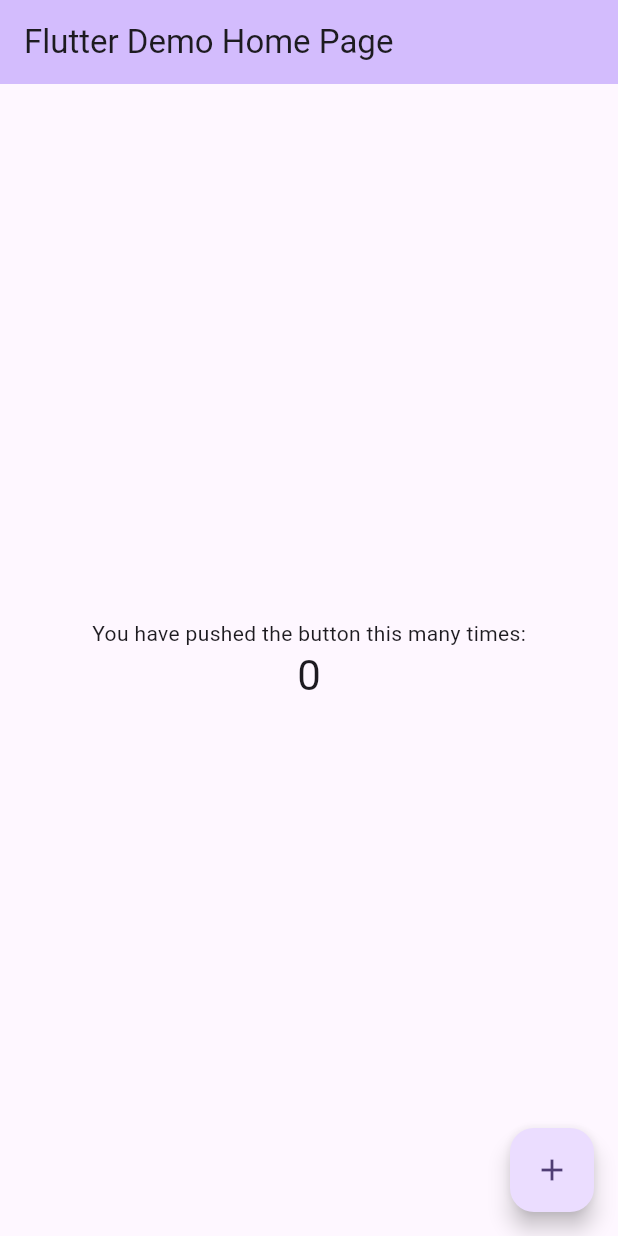
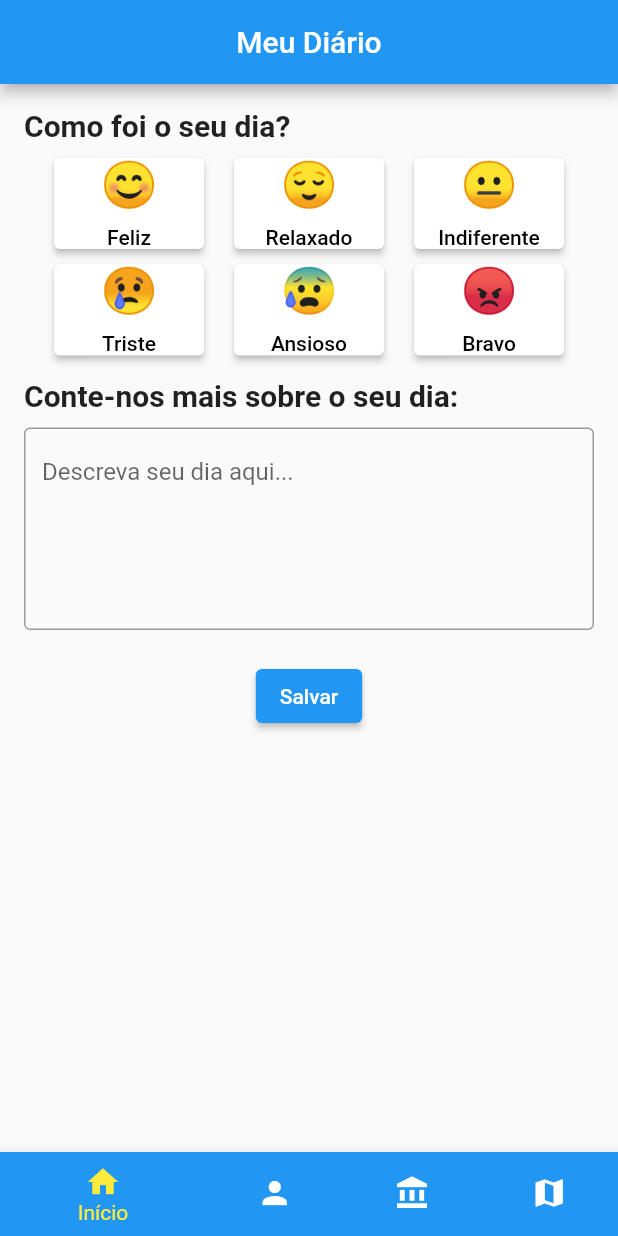
Before and after one commit to dhscosta/MoodMonitor, a Flutter app: the screen it shows after launch, on a phone screen of 412 x 824 dp. Run offline on Flutter 3.47's test engine with Material 2 defaults, Android fonts, the phone set to English and light mode, and no system bars.

Commit message:
tela_pessotti

```diff
--- a/lib/main.dart
+++ b/lib/main.dart
@@ -1,125 +1,149 @@
 import 'package:flutter/material.dart';
 
 void main() {
-  runApp(const MyApp());
+  runApp(DiaryApp());
 }
 
-class MyApp extends StatelessWidget {
-  const MyApp({super.key});
-
-  // This widget is the root of your application.
+class DiaryApp extends StatelessWidget {
   @override
   Widget build(BuildContext context) {
     return MaterialApp(
-      title: 'Flutter Demo',
-      theme: ThemeData(
-        // This is the theme of your application.
-        //
-        // TRY THIS: Try running your application with "flutter run". You'll see
-        // the application has a blue toolbar. Then, without quitting the app,
-        // try changing the seedColor in the colorScheme below to Colors.green
-        // and then invoke "hot reload" (save your changes or press the "hot
-        // reload" button in a Flutter-supported IDE, or press "r" if you used
-        // the command line to start the app).
-        //
-        // Notice that the counter didn't reset back to zero; the application
-        // state is not lost during the reload. To reset the state, use hot
-        // restart instead.
-        //
-        // This works for code too, not just values: Most code changes can be
-        // tested with just a hot reload.
-        colorScheme: ColorScheme.fromSeed(seedColor: Colors.deepPurple),
-        useMaterial3: true,
-      ),
-      home: const MyHomePage(title: 'Flutter Demo Home Page'),
+      home: DiaryScreen(),
     );
   }
 }
 
-class MyHomePage extends StatefulWidget {
-  const MyHomePage({super.key, required this.title});
-
-  // This widget is the home page of your application. It is stateful, meaning
-  // that it has a State object (defined below) that contains fields that affect
-  // how it looks.
-
-  // This class is the configuration for the state. It holds the values (in this
-  // case the title) provided by the parent (in this case the App widget) and
-  // used by the build method of the State. Fields in a Widget subclass are
-  // always marked "final".
-
-  final String title;
-
+class DiaryScreen extends StatefulWidget {
   @override
-  State<MyHomePage> createState() => _MyHomePageState();
+  _DiaryScreenState createState() => _DiaryScreenState();
 }
 
-class _MyHomePageState extends State<MyHomePage> {
-  int _counter = 0;
+class _DiaryScreenState extends State<DiaryScreen> {
+  String selectedCategory = "Muito Feliz";
+  String diaryEntry = "";
+  int _indiceAtual = 0;
 
-  void _incrementCounter() {
+  void _setCategory(String category) {
     setState(() {
-      // This call to setState tells the Flutter framework that something has
-      // changed in this State, which causes it to rerun the build method below
-      // so that the display can reflect the updated values. If we changed
-      // _counter without calling setState(), then the build method would not be
-      // called again, and so nothing would appear to happen.
-      _counter++;
+      selectedCategory = category;
     });
+  }
+
+  void _saveDiaryEntry() {
+    print("Categoria: $selectedCategory");
+    print("Diário: $diaryEntry");
   }
 
   @override
   Widget build(BuildContext context) {
-    // This method is rerun every time setState is called, for instance as done
-    // by the _incrementCounter method above.
-    //
-    // The Flutter framework has been optimized to make rerunning build methods
-    // fast, so that you can just rebuild anything that needs updating rather
-    // than having to individually change instances of widgets.
     return Scaffold(
       appBar: AppBar(
-        // TRY THIS: Try changing the color here to a specific color (to
-        // Colors.amber, perhaps?) and trigger a hot reload to see the AppBar
-        // change color while the other colors stay the same.
-        backgroundColor: Theme.of(context).colorScheme.inversePrimary,
-        // Here we take the value from the MyHomePage object that was created by
-        // the App.build method, and use it to set our appbar title.
-        title: Text(widget.title),
+        title: Text('Meu Diário'),
+        centerTitle: true,
       ),
-      body: Center(
-        // Center is a layout widget. It takes a single child and positions it
-        // in the middle of the parent.
+      body: Padding(
+        padding: const EdgeInsets.all(16.0),
         child: Column(
-          // Column is also a layout widget. It takes a list of children and
-          // arranges them vertically. By default, it sizes itself to fit its
-          // children horizontally, and tries to be as tall as its parent.
-          //
-          // Column has various properties to control how it sizes itself and
-          // how it positions its children. Here we use mainAxisAlignment to
-          // center the children vertically; the main axis here is the vertical
-          // axis because Columns are vertical (the cross axis would be
-          // horizontal).
-          //
-          // TRY THIS: Invoke "debug painting" (choose the "Toggle Debug Paint"
-          // action in the IDE, or press "p" in the console), to see the
-          // wireframe for each widget.
-          mainAxisAlignment: MainAxisAlignment.center,
-          children: <Widget>[
-            const Text(
-              'You have pushed the button this many times:',
+          crossAxisAlignment: CrossAxisAlignment.start,
+          children: [
+            Text(
+              'Como foi o seu dia?',
+              style: TextStyle(fontSize: 20, fontWeight: FontWeight.bold),
             ),
+            SizedBox(height: 10),
+            Row(
+              mainAxisAlignment: MainAxisAlignment.spaceEvenly,
+              children: [
+                buildCategoryButton("Feliz", "😊"),
+                buildCategoryButton("Relaxado", "😌"),
+                buildCategoryButton("Indiferente", "😐"),
+              ],
+            ),
+            SizedBox(height: 10),
+            Row(
+              mainAxisAlignment: MainAxisAlignment.spaceEvenly,
+              children: [
+                buildCategoryButton("Triste", "😢"),
+                buildCategoryButton("Ansioso", "😰"),
+                buildCategoryButton("Bravo", "😡"),
+              ],
+            ),
+            SizedBox(height: 15),
             Text(
-              '$_counter',
-              style: Theme.of(context).textTheme.headlineMedium,
+              'Conte-nos mais sobre o seu dia:',
+              style: TextStyle(fontSize: 20, fontWeight: FontWeight.bold),
+            ),
+            SizedBox(height: 10),
+            TextField(
+              maxLines: 5,
+              onChanged: (text) {
+                diaryEntry = text;
+              },
+              decoration: InputDecoration(
+                border: OutlineInputBorder(),
+                hintText: 'Descreva seu dia aqui...',
+              ),
+            ),
+            SizedBox(height: 20),
+            Center(
+              child: ElevatedButton(
+                onPressed: _saveDiaryEntry,
+                child: Text('Salvar'),
+              ),
             ),
           ],
         ),
       ),
-      floatingActionButton: FloatingActionButton(
-        onPressed: _incrementCounter,
-        tooltip: 'Increment',
-        child: const Icon(Icons.add),
-      ), // This trailing comma makes auto-formatting nicer for build methods.
+      bottomNavigationBar: BottomNavigationBar(
+        currentIndex: _indiceAtual,
+        unselectedItemColor: Colors.white,
+        selectedItemColor: Colors.yellow,
+        //onTap: onTabTapped,
+        items: [
+          BottomNavigationBarItem(
+              icon: Icon(Icons.home),
+              label: "Início",
+              backgroundColor: Colors.blue),
+          BottomNavigationBarItem(
+              icon: Icon(Icons.person),
+              label: "Perfil",
+              backgroundColor: Colors.blue),
+          BottomNavigationBarItem(
+              icon: Icon(Icons.account_balance),
+              label:"Saldo",
+              backgroundColor: Colors.blue),
+          BottomNavigationBarItem(
+              icon: Icon(Icons.map),
+              label: "Mapa",
+              backgroundColor: Colors.blue),
+        ],
+      ),
+    );
+  }
+
+  Widget buildCategoryButton(String category, String emoji) {
+    return SizedBox(
+      width: 100,
+      child: ElevatedButton(
+        onPressed: () {
+          _setCategory(category);
+        },
+        style: ElevatedButton.styleFrom(
+          primary: selectedCategory == category ? Colors.blue : Colors.white,
+        ),
+        child: Column(
+          children: [
+            Text(emoji, style: TextStyle(fontSize: 30)),
+            SizedBox(height: 10),
+            Text(
+                category,
+                style: TextStyle(
+                  color: Colors.black,
+                )
+            ),
+          ],
+        ),
+      ),
     );
   }
 }
```
